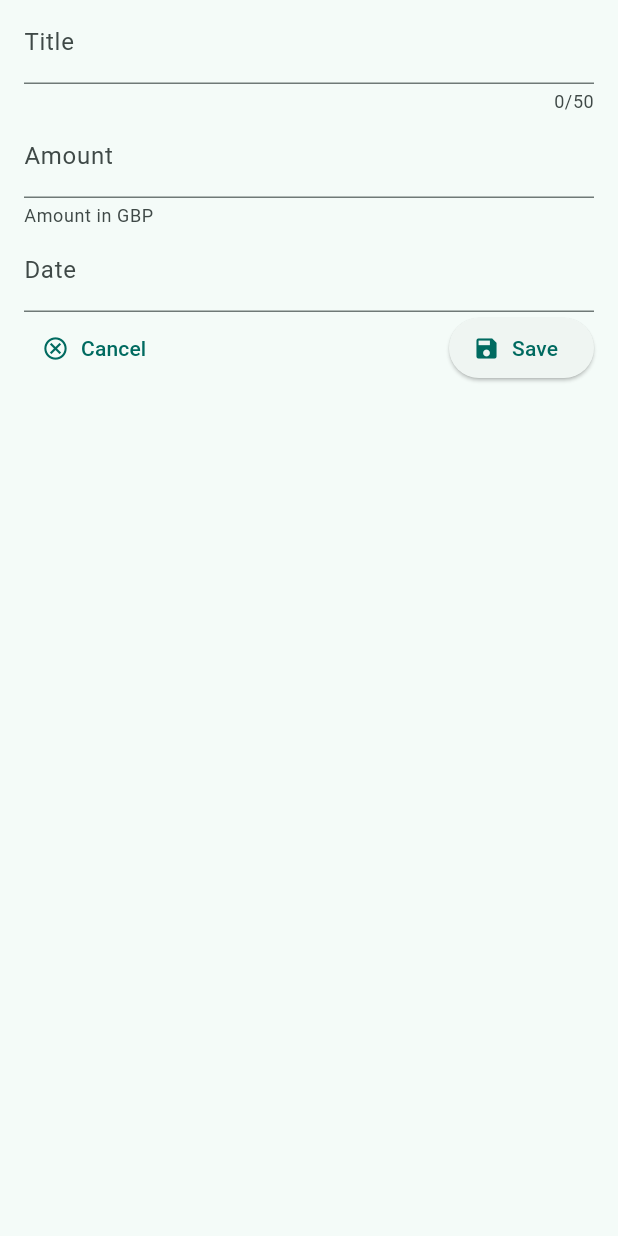
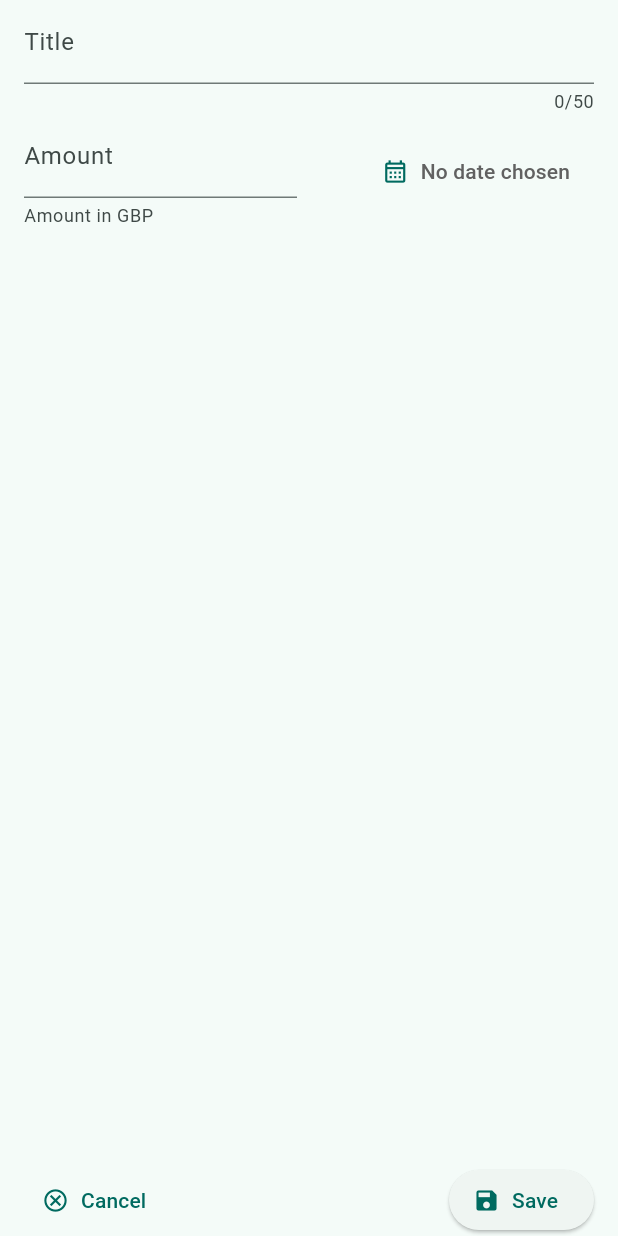
Before and after one commit to Moonbladez/flutter-expense-tracker, a Flutter app: the NewExpenseModal widget shown alone on an empty page, opened directly, on a phone screen of 412 x 824 dp. Run offline on Flutter 3.47's test engine with Material 2 defaults, Android fonts, the phone set to English and light mode, and no system bars.

Commit message:
added date picker to new expense modal

```diff
--- a/lib/models/expense.dart
+++ b/lib/models/expense.dart
@@ -17,13 +17,13 @@ enum Category {
 }
 
 const categoryItems = {
-  Category.food: Icons.fastfood,
+  Category.food: Icons.fastfood_sharp,
   Category.bills: Icons.receipt,
   Category.clothes: Icons.shopping_bag,
   Category.entertainment: Icons.movie,
-  Category.transportation: Icons.car_rental,
+  Category.transportation: Icons.car_rental_sharp,
   Category.health: Icons.medical_services,
-  Category.other: Icons.more_horiz,
+  Category.other: Icons.more,
 };
 
 class Expense {
--- a/lib/widgets/expenses_list/expenses_screen.dart
+++ b/lib/widgets/expenses_list/expenses_screen.dart
@@ -23,6 +23,12 @@ class _ExpensesScreenState extends State<ExpensesScreen> {
       amount: 15.99,
       date: DateTime.now(),
       category: Category.food,
+    ),
+    Expense(
+      title: "Car",
+      amount: 100.00,
+      date: DateTime.now(),
+      category: Category.transportation,
     )
   ];
 
--- a/lib/widgets/expenses_list/new_expense_modal.dart
+++ b/lib/widgets/expenses_list/new_expense_modal.dart
@@ -1,4 +1,5 @@
 import 'package:flutter/material.dart';
+import 'package:flutter_expense_tracker/models/expense.dart';
 
 class NewExpenseModal extends StatefulWidget {
   const NewExpenseModal({super.key});
@@ -10,6 +11,27 @@ class NewExpenseModal extends StatefulWidget {
 class _NewExpenseModalState extends State<NewExpenseModal> {
   final TextEditingController _titleController = TextEditingController();
   final TextEditingController _amountController = TextEditingController();
+  DateTime? _selectedDate;
+
+  void _showDatePicker() async {
+    final DateTime now = DateTime.now();
+    final pickedDate = await showDatePicker(
+      context: context,
+      initialDate: now,
+      firstDate: now.subtract(
+        const Duration(days: 365),
+      ),
+      lastDate: now,
+    );
+
+    setState(
+      () {
+        if (pickedDate != null) {
+          _selectedDate = pickedDate;
+        }
+      },
+    );
+  }
 
   @override
   void dispose() {
@@ -29,7 +51,10 @@ class _NewExpenseModalState extends State<NewExpenseModal> {
             maxLength: 50,
             controller: _titleController,
           ),
-          TextField(
+          Row(
+            children: [
+              Expanded(
+                child: TextField(
                   decoration: const InputDecoration(
                       labelText: "Amount",
                       prefixText: "£ ",
@@ -37,10 +62,32 @@ class _NewExpenseModalState extends State<NewExpenseModal> {
                   keyboardType: TextInputType.number,
                   controller: _amountController,
                 ),
-          const TextField(
-            decoration: InputDecoration(labelText: "Date"),
-            keyboardType: TextInputType.datetime,
               ),
+              const SizedBox(
+                width: 16,
+              ),
+              Expanded(
+                child: Row(
+                  mainAxisAlignment: MainAxisAlignment.end,
+                  children: [
+                    TextButton.icon(
+                      onPressed: _showDatePicker,
+                      icon: const Icon(Icons.calendar_month_outlined),
+                      label: Text(
+                        style: TextStyle(
+                          color: Colors.grey[700],
+                        ),
+                        _selectedDate == null
+                            ? "No date chosen"
+                            : formatter.format(_selectedDate!),
+                      ),
+                    ),
+                  ],
+                ),
+              )
+            ],
+          ),
+          const Spacer(),
           Row(
             children: [
               TextButton.icon(
```
Lines whose indentation alone changed are shown as unchanged.
